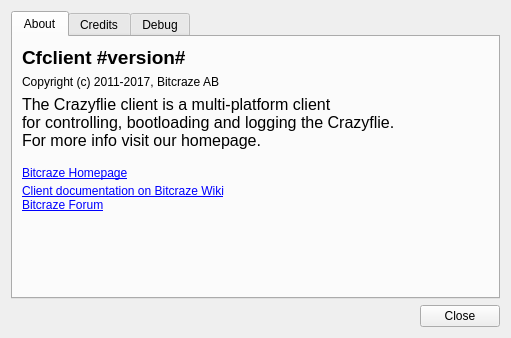
bitcraze/crazyflie-clients-python, file src/cfclient/ui/dialogs/about.ui: the form before one commit.
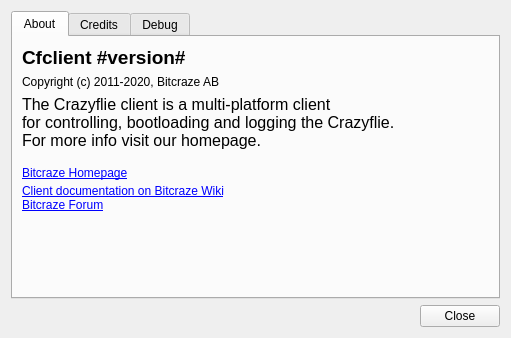
The form after the commit. The open tabs and pages were chosen to show the change.

Commit message: Enabled clickable links in the about-menu and updated year

The edit to the form file:
```diff
--- a/src/cfclient/ui/dialogs/about.ui
+++ b/src/cfclient/ui/dialogs/about.ui
@@ -39,7 +39,7 @@
              <item row="1" column="0">
               <widget class="QLabel" name="label_2">
                <property name="text">
-                <string>Copyright (c) 2011-2017, Bitcraze AB</string>
+                <string>Copyright (c) 2011-2020, Bitcraze AB</string>
                </property>
               </widget>
              </item>
```
Left out of the diff: 14 changed lines with no effect on the pictures.
